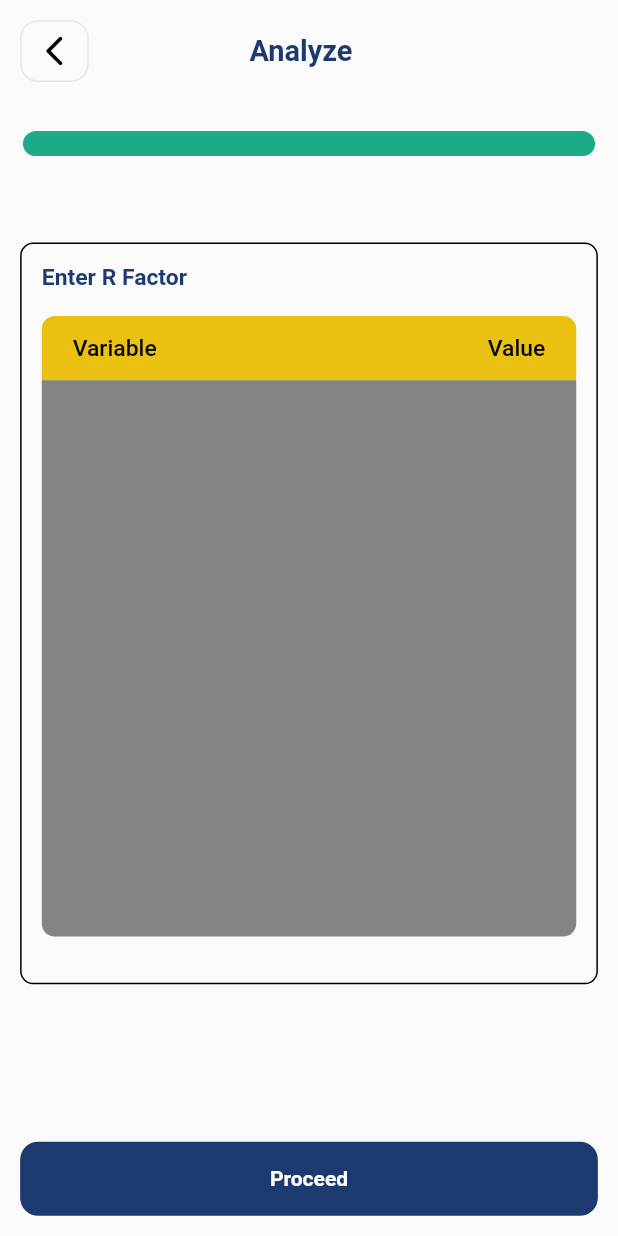
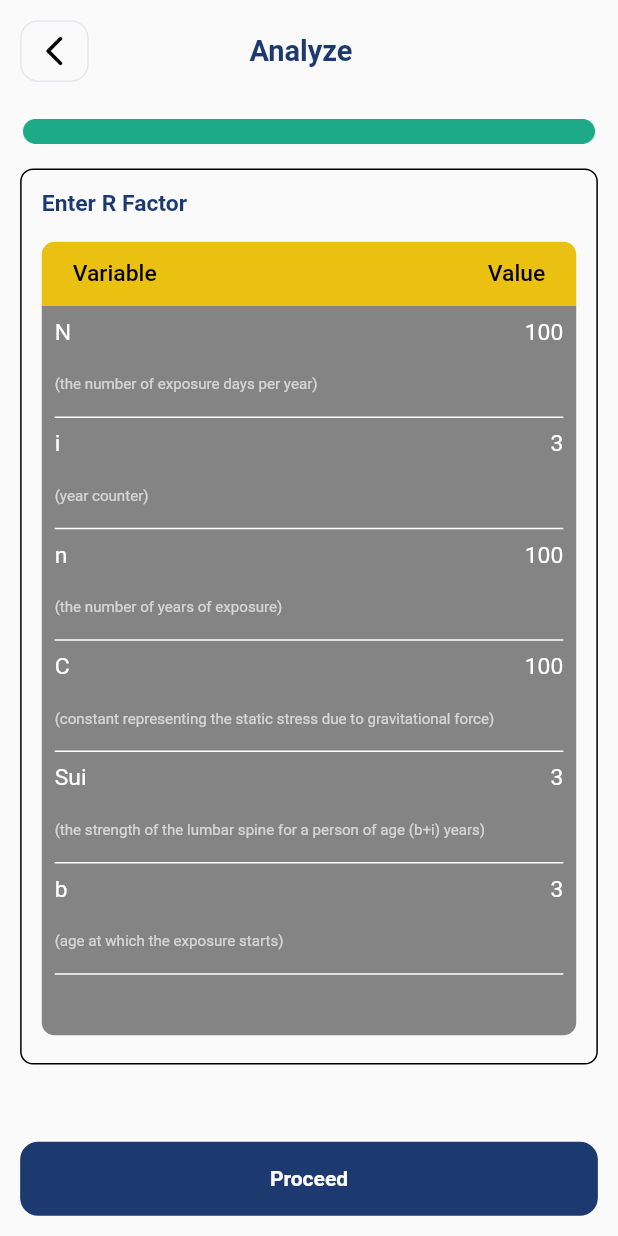
Before and after one commit to anshd258/Lumber-Spine-app-and-web, a Flutter app: the RFactorScreen screen opened by its route, on a phone screen of 412 x 824 dp. Run offline on Flutter 3.47's test engine with Material 2 defaults, Android fonts, the light colour scheme and no system bars; our stand-ins replace carousel_slider, file_picker, font_awesome_flutter, google_fonts, pinput, responsive_sizer; missing offline and left inert: email_otp.

Commit message:
R factor page complete

```diff
--- a/lib/UI/screens/R_factor_screen.dart
+++ b/lib/UI/screens/R_factor_screen.dart
@@ -15,6 +15,7 @@ class RFactorScreen extends StatelessWidget {
   Widget build(BuildContext context) {
     return SafeArea(
       child: Scaffold(
+        resizeToAvoidBottomInset: false,
         body: Padding(
           padding: EdgeInsets.all(15.sp),
           child: Column(
@@ -36,7 +37,7 @@ class RFactorScreen extends StatelessWidget {
                 ],
               ),
               SizedBox(
-                height: 4.h,
+                height: 3.h,
               ),
               Container(
                 height: 2.h,
@@ -47,10 +48,10 @@ class RFactorScreen extends StatelessWidget {
                 )),
               ),
               SizedBox(
-                height: 7.h,
+                height: 2.h,
               ),
               Container(
-                height: 60.h,
+                height: 72.5.h,
                 width: double.infinity,
                 decoration: BoxDecoration(
                   borderRadius: BorderRadius.circular(12.sp),
@@ -113,7 +114,7 @@ class RFactorScreen extends StatelessWidget {
                           ),
                         ),
                         Container(
-                          height: 45.h,
+                          height: 59.h,
                           width: double.infinity,
                           decoration: BoxDecoration(
                             color: transBlack,
@@ -122,7 +123,60 @@ class RFactorScreen extends StatelessWidget {
                               bottomRight: Radius.circular(12.sp),
                             ),
                           ),
-                          child: Column(),
+                          child: Padding(
+                            padding: EdgeInsets.all(12.sp),
+                            child: Column(
+                              children: [
+                                const TextRow(variable: 'N', value: '100'),
+                                TextFormField(
+                                  style: GoogleFonts.roboto(color: whiteText),
+                                  cursorColor: whiteText,
+                                  decoration: textFieldDecoration(
+                                      '(the number of exposure days per year)'),
+                                ),
+                                SizedBox(height: 1.h),
+                                const TextRow(variable: 'i', value: '3'),
+                                TextFormField(
+                                  style: GoogleFonts.roboto(color: whiteText),
+                                  cursorColor: whiteText,
+                                  decoration:
+                                      textFieldDecoration('(year counter)'),
+                                ),
+                                SizedBox(height: 1.h),
+                                const TextRow(variable: 'n', value: '100'),
+                                TextFormField(
+                                  style: GoogleFonts.roboto(color: whiteText),
+                                  cursorColor: whiteText,
+                                  decoration: textFieldDecoration(
+                                      '(the number of years of exposure)'),
+                                ),
+                                SizedBox(height: 1.h),
+                                const TextRow(variable: 'C', value: '100'),
+                                TextFormField(
+                                  style: GoogleFonts.roboto(color: whiteText),
+                                  cursorColor: whiteText,
+                                  decoration: textFieldDecoration(
+                                      '(constant representing the static stress due to gravitational force)'),
+                                ),
+                                SizedBox(height: 1.h),
+                                const TextRow(variable: 'Sui', value: '3'),
+                                TextFormField(
+                                  style: GoogleFonts.roboto(color: whiteText),
+                                  cursorColor: whiteText,
+                                  decoration: textFieldDecoration(
+                                      '(the strength of the lumbar spine for a person of age (b+i) years)'),
+                                ),
+                                SizedBox(height: 1.h),
+                                const TextRow(variable: 'b', value: '3'),
+                                TextFormField(
+                                  style: GoogleFonts.roboto(color: whiteText),
+                                  cursorColor: whiteText,
+                                  decoration: textFieldDecoration(
+                                      '(age at which the exposure starts)'),
+                                ),
+                              ],
+                            ),
+                          ),
                         ),
                       ],
                     ),
@@ -137,4 +191,51 @@ class RFactorScreen extends StatelessWidget {
       ),
     );
   }
+
+  InputDecoration textFieldDecoration(String hint) {
+    return InputDecoration(
+      hintText: hint,
+      hintStyle: GoogleFonts.roboto(
+          fontSize: 13.sp, color: const Color.fromARGB(170, 255, 255, 255)),
+      enabledBorder: UnderlineInputBorder(
+        borderSide: BorderSide(color: whiteText),
+      ),
+      focusedBorder: UnderlineInputBorder(
+        borderSide: BorderSide(color: whiteText),
+      ),
+    );
+  }
 }
+
+class TextRow extends StatelessWidget {
+  final String variable;
+  final String value;
+  const TextRow({
+    super.key,
+    required this.variable,
+    required this.value,
+  });
+
+  @override
+  Widget build(BuildContext context) {
+    return Row(
+      children: [
+        Text(
+          variable,
+          style: GoogleFonts.roboto(
+            color: whiteText,
+            fontSize: 16.sp,
+          ),
+        ),
+        const Spacer(),
+        Text(
+          value,
+          style: GoogleFonts.roboto(
+            color: whiteText,
+            fontSize: 16.sp,
+          ),
+        )
+      ],
+    );
+  }
+}
```
